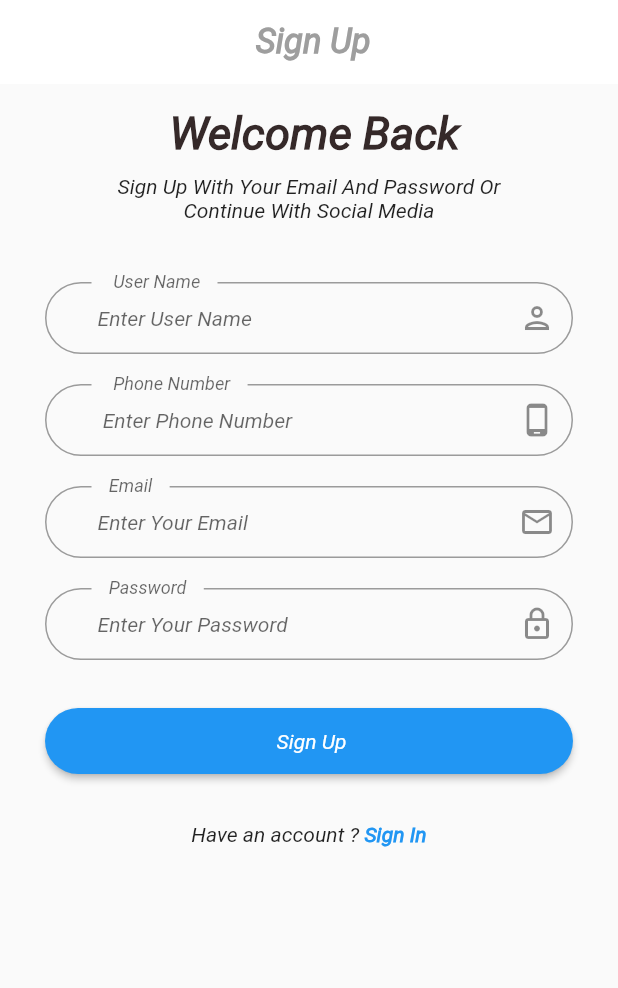
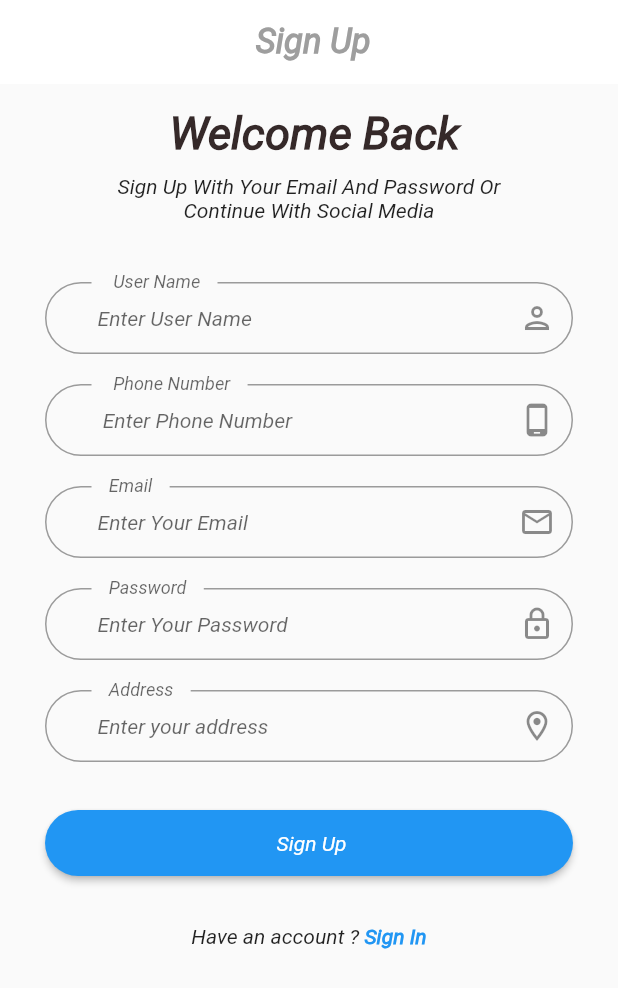
Before and after one commit to abokhlil/tasawwok, a Flutter app: the SignUp screen opened by its route, on a phone screen of 412 x 824 dp. Shown: the top 988 px of the screen. Run offline on Flutter 3.47's test engine with Material 2 defaults, Android fonts, the phone set to English and light mode, and no system bars; our stand-ins replace dartz, flutter_otp_text_field, get, lottie, shared_preferences; accounts and stored records are empty; project files that could hold a hidden picture were left out.

```diff
--- a/lib/controller/auth/signup_controller.dart
+++ b/lib/controller/auth/signup_controller.dart
@@ -12,13 +12,14 @@ abstract class SignUPController extends GetxController {
 
 class SignUpControllerImp extends SignUPController {
   GlobalKey<FormState> formState = GlobalKey<FormState>();
-  late TextEditingController userName;
-  late TextEditingController phoneNumber;
+  late TextEditingController username;
+  late TextEditingController address;
+  late TextEditingController phone;
   late TextEditingController email;
   late TextEditingController password;
   SignUpData signupData = SignUpData(Get.find());
   List data = [];
-   StatusRequest statusRequest = StatusRequest.none;
+  StatusRequest statusRequest = StatusRequest.none;
   @override
   signup() async {
     var formData = formState.currentState;
@@ -26,17 +27,16 @@ class SignUpControllerImp extends SignUPController {
       statusRequest = StatusRequest.loading;
       update();
       var response = await signupData.postData(
-          userName.text, password.text, email.text, phoneNumber.text);
+          username.text, password.text, email.text, phone.text, address.text);
       print("=============controller $response");
       statusRequest = handlingData(response);
       if (StatusRequest.success == statusRequest) {
-        if (response['status'] == "success") {
-          data.addAll(response['data']);
-          Get.offNamed(AppRoute.verifyCodeSignUp, arguments:
-         {
-          "email":email.text,
-         }
-          );
+        if (response['message'] == "Success SignUp") {
+          print('Hello');
+         // data.addAll(response['data']);
+          Get.offNamed(AppRoute.verifyCodeSignUp, arguments: {
+            "email": email.text,
+          });
         } else {
           Get.defaultDialog(
               title: "Warning",
@@ -54,19 +54,21 @@ class SignUpControllerImp extends SignUPController {
 
   @override
   void onInit() {
-    userName = TextEditingController();
-    phoneNumber = TextEditingController();
+    username = TextEditingController();
+    phone = TextEditingController();
     email = TextEditingController();
     password = TextEditingController();
+    address = TextEditingController();
     super.onInit();
   }
 
   @override
   void dispose() {
-    userName.dispose();
-    phoneNumber.dispose();
+    username.dispose();
+    phone.dispose();
     email.dispose();
     password.dispose();
+    address.dispose();
     super.dispose();
   }
 
--- a/lib/core/localization/translation.dart
+++ b/lib/core/localization/translation.dart
@@ -24,10 +24,13 @@ class MyTranslation extends Translations {
           '16': 'أدخل رقم الهاتف',
           '17': 'رقم الهاتف',
           '18': 'أتملك أي حساب ؟',
-          '19':'اختر المنتج ',
-          '20':'لدينا 100الف منتج في متجر الالكترونيات الخاص بنا يمكنك اختيار ما يناسبك من بين هذه المنتجات عن طريق زيارة المتجر الالكتروني',
-          '21':'عملية الدفع سهلة وامنة',
-          '22':'توصيل سريع'
+          '19': 'اختر المنتج ',
+          '20':
+              'لدينا 100الف منتج في متجر الالكترونيات الخاص بنا يمكنك اختيار ما يناسبك من بين هذه المنتجات عن طريق زيارة المتجر الالكتروني',
+          '21': 'عملية الدفع سهلة وامنة',
+          '22': 'توصيل سريع',
+          '23': 'العنوان',
+          '24': 'أدخل عنوانك',
         },
         'en': {
           '1': 'Choose Language',
@@ -51,9 +54,12 @@ class MyTranslation extends Translations {
           '17': " Phone Number",
           '18': "Have an account ? ",
           '19': 'Choose Product',
-          '20':'We Have a 100k Product,Choose \n Your Product Form Our \nE- commerce Shop',
-          '21':'Easy And Safe payment ',
-          '22':'Fast Delivery',
+          '20':
+              'We Have a 100k Product,Choose \n Your Product Form Our \nE- commerce Shop',
+          '21': 'Easy And Safe payment ',
+          '22': 'Fast Delivery',
+          '23': 'Address',
+          '24': 'Enter your address',
         },
       };
 }
--- a/lib/core/services/services.dart
+++ b/lib/core/services/services.dart
@@ -1,12 +1,12 @@
 import 'package:get/get.dart';
 import 'package:shared_preferences/shared_preferences.dart';
-import 'package:firebase_core/firebase_core.dart';
+
 
 class MyServices extends GetxService {
   late SharedPreferences sharedPrefernces;
 
   Future<MyServices> init() async {
-    await Firebase.initializeApp();
+
     sharedPrefernces = await SharedPreferences.getInstance();
     return this;
   }
--- a/lib/link_api.dart
+++ b/lib/link_api.dart
@@ -3,7 +3,7 @@ class AppLink {
   static const String test = "";
 
 //========================= Auth ==================================//
-  static const String signupApi = "";
+  static const String signupApi = "http://10.0.2.2:8000/api/SignUp";
   static const String loginApi = "http://10.0.2.2:8000/api/SignIn";
   static const String verifycodeSignupApi = "";
 
--- a/lib/view/screen/auth/signup.dart
+++ b/lib/view/screen/auth/signup.dart
@@ -32,11 +32,10 @@ class SignUp extends StatelessWidget {
         ),
       ),
       body: GetBuilder<SignUpControllerImp>(
-        builder: (controller) =>
-         HandlingDataRequest(statusRequest: controller.statusRequest, widget:
-             Container(
-                padding:
-                    const EdgeInsets.symmetric(vertical: 15, horizontal: 30),
+        builder: (controller) => HandlingDataRequest(
+          statusRequest: controller.statusRequest,
+          widget: Container(
+            padding: const EdgeInsets.symmetric(vertical: 15, horizontal: 30),
             child: WillPopScope(
               onWillPop: alertExitApp,
               child: Form(
@@ -54,7 +53,7 @@ class SignUp extends StatelessWidget {
                     ),
                     CustomTextForm(
                       isNumber: false,
-                          controller: controller.userName,
+                      controller: controller.username,
                       hintText: '14'.tr,
                       labelText: '15'.tr,
                       iconData: Icons.person_outlined,
@@ -67,7 +66,7 @@ class SignUp extends StatelessWidget {
                         valid: (val) {
                           return validInput(val!, 5, 50, "phone");
                         },
-                            controller: controller.phoneNumber,
+                        controller: controller.phone,
                         hintText: '16'.tr,
                         labelText: '17'.tr,
                         iconData: Icons.phone_android_outlined),
@@ -90,6 +89,16 @@ class SignUp extends StatelessWidget {
                         return validInput(val!, 8, 16, "password");
                       },
                     ),
+                    CustomTextForm(
+                      isNumber: false,
+                      controller: controller.address,
+                      hintText: '24'.tr,
+                      labelText: '23'.tr,
+                      iconData: Icons.location_on_outlined,
+                      valid: (val) {
+                        return validInput(val!, 5, 50, "Address");
+                      },
+                    ),
                     CustomButtonAuth(
                       onPressed: () {
                         controller.signup();
@@ -110,7 +119,8 @@ class SignUp extends StatelessWidget {
                 ),
               ),
             ),
-              ),),
+          ),
+        ),
       ),
     );
   }
--- a/pubspec.yaml
+++ b/pubspec.yaml
@@ -79,9 +79,9 @@ dependencies:
   device_preview: ^0.7.5
   responsive_builder: ^0.4.2
   lottie: ^2.3.2
-  firebase_messaging: ^14.6.2
 
-  firebase_core: ^2.13.1
+
+
 
 
 dev_dependencies:
```
Also changed, not shown: lib/controller/auth/login_controller.dart (+3 -12 lines), lib/core/class/crud.dart (+17 -4 lines), lib/data/datasource/remote/auth/signup_data.dart (+6 -5 lines), pubspec.lock, 4 other files. Lines whose indentation alone changed are shown as unchanged.
